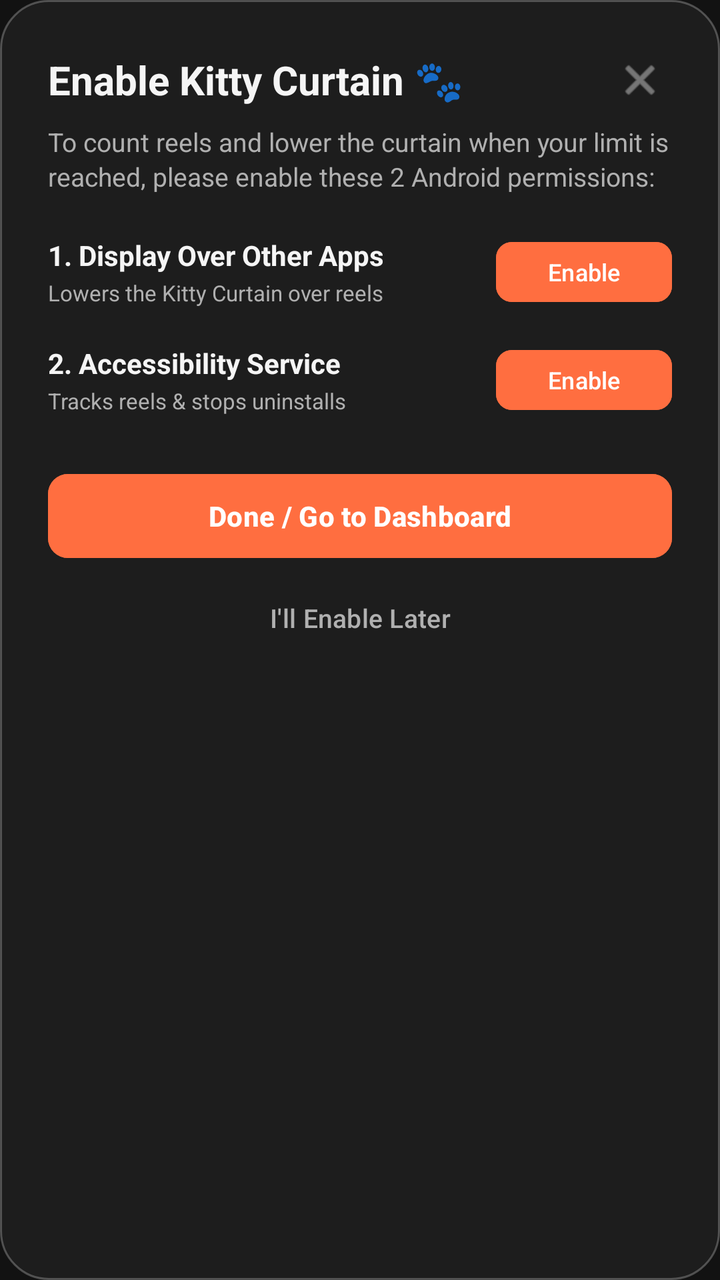
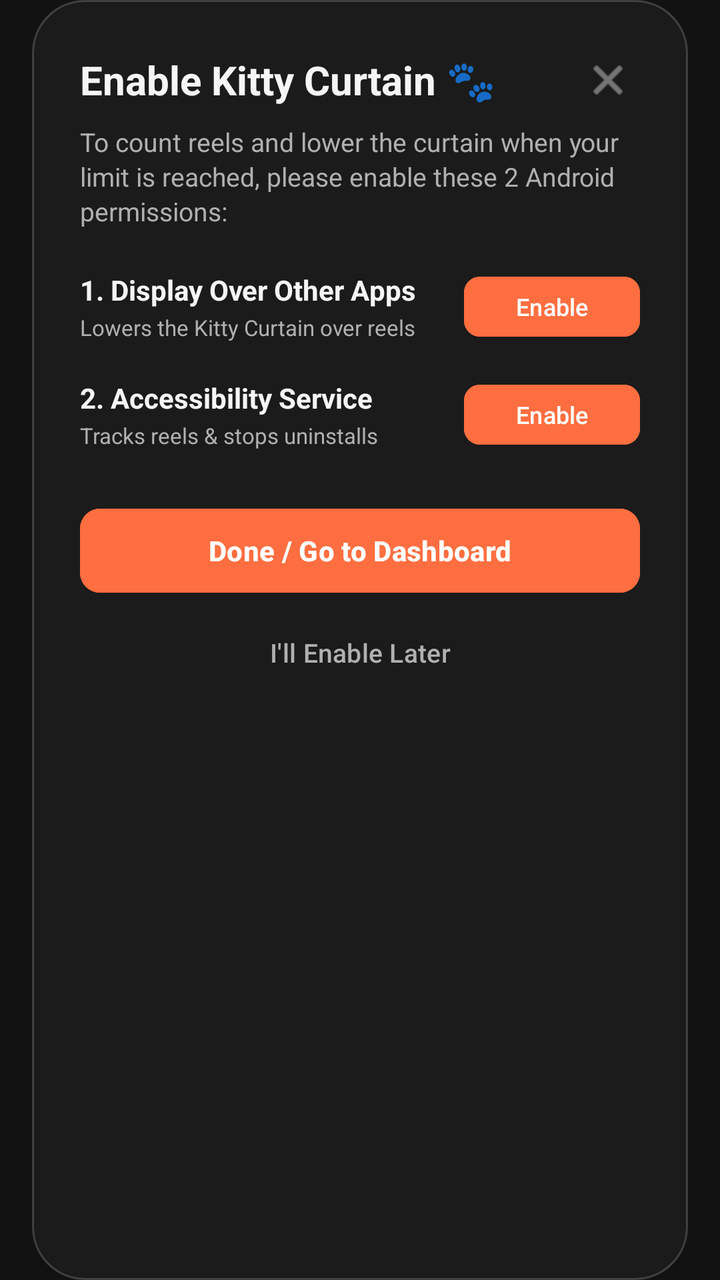

Screens rendered from an Android XML layout before and after an edit, with the pre-edit source and the edit as a unified diff.
<!-- AndroidManifest.xml: application theme Theme.AntiScrollerKitty -->
<!-- res/layout/dialog_permission_setup.xml -->
<?xml version="1.0" encoding="utf-8"?>
<ScrollView xmlns:android="http://schemas.android.com/apk/res/android"
    xmlns:app="http://schemas.android.com/apk/res-auto"
    android:layout_width="match_parent"
    android:layout_height="wrap_content"
    android:fillViewport="true">

    <LinearLayout
        android:layout_width="match_parent"
        android:layout_height="wrap_content"
        android:orientation="vertical"
        android:padding="24dp"
        android:background="@drawable/bg_dialog_glass">

        <LinearLayout
            android:layout_width="match_parent"
            android:layout_height="wrap_content"
            android:gravity="center_vertical"
            android:orientation="horizontal">

            <TextView
                android:layout_width="0dp"
                android:layout_height="wrap_content"
                android:layout_weight="1"
                android:text="Enable Kitty Curtain 🐾"
                android:textColor="@color/text_primary"
                android:textSize="20sp"
                android:textStyle="bold" />

            <ImageView
                android:id="@+id/btnClosePermDialog"
                android:layout_width="32dp"
                android:layout_height="32dp"
                android:padding="4dp"
                android:background="?attr/selectableItemBackgroundBorderless"
                android:contentDescription="Close"
                android:src="@android:drawable/ic_menu_close_clear_cancel"
                app:tint="@color/text_secondary" />
        </LinearLayout>

        <TextView
            android:layout_width="wrap_content"
            android:layout_height="wrap_content"
            android:layout_marginTop="6dp"
            android:text="To count reels and lower the curtain when your limit is reached, please enable these 2 Android permissions:"
            android:textColor="@color/text_secondary"
            android:textSize="13sp"
            android:lineSpacingExtra="2dp" />

        
        <LinearLayout
            android:layout_width="match_parent"
            android:layout_height="wrap_content"
            android:layout_marginTop="20dp"
            android:gravity="center_vertical"
            android:orientation="horizontal">

            <LinearLayout
                android:layout_width="0dp"
                android:layout_height="wrap_content"
                android:layout_weight="1"
                android:orientation="vertical">

                <TextView
                    android:layout_width="wrap_content"
                    android:layout_height="wrap_content"
                    android:text="1. Display Over Other Apps"
                    android:textColor="@color/text_primary"
                    android:textSize="14sp"
                    android:textStyle="bold" />

                <TextView
                    android:layout_width="wrap_content"
                    android:layout_height="wrap_content"
                    android:layout_marginTop="2dp"
                    android:text="Lowers the Kitty Curtain over reels"
                    android:textColor="@color/text_secondary"
                    android:textSize="11sp" />
            </LinearLayout>

            <com.google.android.material.button.MaterialButton
                android:id="@+id/btnSetupOverlay"
                android:layout_width="wrap_content"
                android:layout_height="38dp"
                android:text="Enable"
                android:textSize="12sp"
                android:backgroundTint="@color/primary"
                android:textColor="@color/on_primary"
                app:cornerRadius="8dp" />
        </LinearLayout>

        
        <LinearLayout
            android:layout_width="match_parent"
            android:layout_height="wrap_content"
            android:layout_marginTop="16dp"
            android:gravity="center_vertical"
            android:orientation="horizontal">

            <LinearLayout
                android:layout_width="0dp"
                android:layout_height="wrap_content"
                android:layout_weight="1"
                android:orientation="vertical">

                <TextView
                    android:layout_width="wrap_content"
                    android:layout_height="wrap_content"
                    android:text="2. Accessibility Service"
                    android:textColor="@color/text_primary"
                    android:textSize="14sp"
                    android:textStyle="bold" />

                <TextView
                    android:layout_width="wrap_content"
                    android:layout_height="wrap_content"
                    android:layout_marginTop="2dp"
                    android:text="Tracks reels &amp; stops uninstalls"
                    android:textColor="@color/text_secondary"
                    android:textSize="11sp" />
            </LinearLayout>

            <com.google.android.material.button.MaterialButton
                android:id="@+id/btnSetupAccessibility"
                android:layout_width="wrap_content"
                android:layout_height="38dp"
                android:text="Enable"
                android:textSize="12sp"
                android:backgroundTint="@color/primary"
                android:textColor="@color/on_primary"
                app:cornerRadius="8dp" />
        </LinearLayout>

        
        <com.google.android.material.button.MaterialButton
            android:id="@+id/btnDonePermissions"
            android:layout_width="match_parent"
            android:layout_height="50dp"
            android:layout_marginTop="24dp"
            android:text="Done / Go to Dashboard"
            android:backgroundTint="@color/primary"
            android:textColor="@color/on_primary"
            android:textSize="14sp"
            android:textStyle="bold"
            app:cornerRadius="10dp" />

        <com.google.android.material.button.MaterialButton
            android:id="@+id/btnSkipPermissions"
            android:layout_width="match_parent"
            android:layout_height="40dp"
            android:layout_marginTop="6dp"
            android:text="I'll Enable Later"
            style="@style/Widget.Material3.Button.TextButton"
            android:textColor="@color/text_secondary"
            android:textSize="13sp" />

    </LinearLayout>
</ScrollView>
<!-- resources referenced by this layout -->
<resources>
  <color name="on_primary">#FFFFFF</color>
  <color name="primary">#FF6E40</color>
  <color name="text_primary">#F5F5F5</color>
  <color name="text_secondary">#B0B0B0</color>
  <!-- drawable bg_dialog_glass (drawable) -->
  <?xml version="1.0" encoding="utf-8"?>
  <shape xmlns:android="http://schemas.android.com/apk/res/android"
      android:shape="rectangle">
      <corners android:radius="24dp" />
      <solid android:color="#F21E1E1E" />
      <stroke
          android:width="1dp"
          android:color="#40FFFFFF" />
  </shape>
  <style name="Theme.AntiScrollerKitty" parent="Theme.Material3.Dark.NoActionBar">
          <item name="colorPrimary">@color/primary</item>
          <item name="colorOnPrimary">@color/on_primary</item>
          <item name="colorSecondary">@color/secondary</item>
          <item name="colorOnSecondary">@color/on_secondary</item>
          <item name="android:statusBarColor">@color/background</item>
          <item name="android:navigationBarColor">@color/background</item>
          <item name="android:windowBackground">@color/background</item>
      </style>
  <color name="secondary">#26A69A</color>
  <color name="on_secondary">#FFFFFF</color>
  <color name="background">#121212</color>
</resources>

<!-- the commit's change to res/layout/dialog_permission_setup.xml (unified diff, before → after) -->
@@ -3,6 +3,9 @@
     xmlns:app="http://schemas.android.com/apk/res-auto"
     android:layout_width="match_parent"
     android:layout_height="wrap_content"
+    android:paddingStart="16dp"
+    android:paddingEnd="16dp"
+    android:clipToPadding="false"
     android:fillViewport="true">
 
     <LinearLayout
<!-- resource entries referenced after the edit -->
@@ -8,11 +8,11 @@
   <?xml version="1.0" encoding="utf-8"?>
   <shape xmlns:android="http://schemas.android.com/apk/res/android"
       android:shape="rectangle">
-      <corners android:radius="24dp" />
-      <solid android:color="#F21E1E1E" />
+      <corners android:radius="26dp" />
+      <solid android:color="#D91D1D1D" />
       <stroke
           android:width="1dp"
-          android:color="#40FFFFFF" />
+          android:color="#2EFFFFFF" />
   </shape>
   <style name="Theme.AntiScrollerKitty" parent="Theme.Material3.Dark.NoActionBar">
           <item name="colorPrimary">@color/primary</item>
